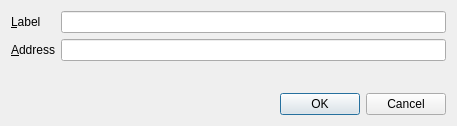
Qt form src/qt/forms/editaddressdialog.ui (IParn/LimecoinX) before a commit.
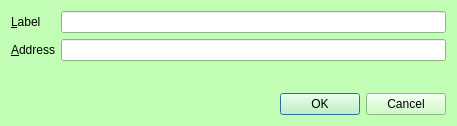
The same form after that commit.

```diff
--- a/src/qt/forms/editaddressdialog.ui
+++ b/src/qt/forms/editaddressdialog.ui
@@ -10,6 +10,421 @@
     <height>126</height>
    </rect>
   </property>
+  <property name="palette">
+   <palette>
+    <active>
+     <colorrole role="WindowText">
+      <brush brushstyle="SolidPattern">
+       <color alpha="255">
+        <red>0</red>
+        <green>0</green>
+        <blue>0</blue>
+       </color>
+      </brush>
+     </colorrole>
+     <colorrole role="Button">
+      <brush brushstyle="SolidPattern">
+       <color alpha="255">
+        <red>193</red>
+        <green>253</green>
+        <blue>181</blue>
+       </color>
+      </brush>
+     </colorrole>
+     <colorrole role="Light">
+      <brush brushstyle="SolidPattern">
+       <color alpha="255">
+        <red>255</red>
+        <green>255</green>
+        <blue>255</blue>
+       </color>
+      </brush>
+     </colorrole>
+     <colorrole role="Midlight">
+      <brush brushstyle="SolidPattern">
+       <color alpha="255">
+        <red>224</red>
+        <green>254</green>
+        <blue>218</blue>
+       </color>
+      </brush>
+     </colorrole>
+     <colorrole role="Dark">
+      <brush brushstyle="SolidPattern">
+       <color alpha="255">
+        <red>96</red>
+        <green>126</green>
+        <blue>90</blue>
+       </color>
+      </brush>
+     </colorrole>
+     <colorrole role="Mid">
+      <brush brushstyle="SolidPattern">
+       <color alpha="255">
+        <red>129</red>
+        <green>169</green>
+        <blue>121</blue>
+       </color>
+      </brush>
+     </colorrole>
+     <colorrole role="Text">
+      <brush brushstyle="SolidPattern">
+       <color alpha="255">
+        <red>0</red>
+        <green>0</green>
+        <blue>0</blue>
+       </color>
+      </brush>
+     </colorrole>
+     <colorrole role="BrightText">
+      <brush brushstyle="SolidPattern">
+       <color alpha="255">
+        <red>255</red>
+        <green>255</green>
+        <blue>255</blue>
+       </color>
+      </brush>
+     </colorrole>
+     <colorrole role="ButtonText">
+      <brush brushstyle="SolidPattern">
+       <color alpha="255">
+        <red>0</red>
+        <green>0</green>
+        <blue>0</blue>
+       </color>
+      </brush>
+     </colorrole>
+     <colorrole role="Base">
+      <brush brushstyle="SolidPattern">
+       <color alpha="255">
+        <red>255</red>
+        <green>255</green>
+        <blue>255</blue>
+       </color>
+      </brush>
+     </colorrole>
+     <colorrole role="Window">
+      <brush brushstyle="SolidPattern">
+       <color alpha="255">
+        <red>193</red>
+        <green>253</green>
+        <blue>181</blue>
+       </color>
+      </brush>
+     </colorrole>
+     <colorrole role="Shadow">
+      <brush brushstyle="SolidPattern">
+       <color alpha="255">
+        <red>0</red>
+        <green>0</green>
+        <blue>0</blue>
+       </color>
+      </brush>
+     </colorrole>
+     <colorrole role="AlternateBase">
+      <brush brushstyle="SolidPattern">
+       <color alpha="255">
+        <red>224</red>
+        <green>254</green>
+        <blue>218</blue>
+       </color>
+      </brush>
+     </colorrole>
+     <colorrole role="ToolTipBase">
+      <brush brushstyle="SolidPattern">
+       <color alpha="255">
+        <red>255</red>
+        <green>255</green>
+        <blue>220</blue>
+       </color>
+      </brush>
+     </colorrole>
+     <colorrole role="ToolTipText">
+      <brush brushstyle="SolidPattern">
+       <color alpha="255">
+        <red>0</red>
+        <green>0</green>
+        <blue>0</blue>
+       </color>
+      </brush>
+     </colorrole>
+    </active>
+    <inactive>
+     <colorrole role="WindowText">
+      <brush brushstyle="SolidPattern">
+       <color alpha="255">
+        <red>0</red>
+        <green>0</green>
+        <blue>0</blue>
+       </color>
+      </brush>
+     </colorrole>
+     <colorrole role="Button">
+      <brush brushstyle="SolidPattern">
+       <color alpha="255">
+        <red>193</red>
+        <green>253</green>
+        <blue>181</blue>
+       </color>
+      </brush>
+     </colorrole>
+     <colorrole role="Light">
+      <brush brushstyle="SolidPattern">
+       <color alpha="255">
+        <red>255</red>
+        <green>255</green>
+        <blue>255</blue>
+       </color>
+      </brush>
+     </colorrole>
+     <colorrole role="Midlight">
+      <brush brushstyle="SolidPattern">
+       <color alpha="255">
+        <red>224</red>
+        <green>254</green>
+        <blue>218</blue>
+       </color>
+      </brush>
+     </colorrole>
+     <colorrole role="Dark">
+      <brush brushstyle="SolidPattern">
+       <color alpha="255">
+        <red>96</red>
+        <green>126</green>
+        <blue>90</blue>
+       </color>
+      </brush>
+     </colorrole>
+     <colorrole role="Mid">
+      <brush brushstyle="SolidPattern">
+       <color alpha="255">
+        <red>129</red>
+        <green>169</green>
+        <blue>121</blue>
+       </color>
+      </brush>
+     </colorrole>
+     <colorrole role="Text">
+      <brush brushstyle="SolidPattern">
+       <color alpha="255">
+        <red>0</red>
+        <green>0</green>
+        <blue>0</blue>
+       </color>
+      </brush>
+     </colorrole>
+     <colorrole role="BrightText">
+      <brush brushstyle="SolidPattern">
+       <color alpha="255">
+        <red>255</red>
+        <green>255</green>
+        <blue>255</blue>
+       </color>
+      </brush>
+     </colorrole>
+     <colorrole role="ButtonText">
+      <brush brushstyle="SolidPattern">
+       <color alpha="255">
+        <red>0</red>
+        <green>0</green>
+        <blue>0</blue>
+       </color>
+      </brush>
+     </colorrole>
+     <colorrole role="Base">
+      <brush brushstyle="SolidPattern">
+       <color alpha="255">
+        <red>255</red>
+        <green>255</green>
+        <blue>255</blue>
+       </color>
+      </brush>
+     </colorrole>
+     <colorrole role="Window">
+      <brush brushstyle="SolidPattern">
+       <color alpha="255">
+        <red>193</red>
+        <green>253</green>
+        <blue>181</blue>
+       </color>
+      </brush>
+     </colorrole>
+     <colorrole role="Shadow">
+      <brush brushstyle="SolidPattern">
+       <color alpha="255">
+        <red>0</red>
+        <green>0</green>
+        <blue>0</blue>
+       </color>
+      </brush>
+     </colorrole>
+     <colorrole role="AlternateBase">
+      <brush brushstyle="SolidPattern">
+       <color alpha="255">
+        <red>224</red>
+        <green>254</green>
+        <blue>218</blue>
+       </color>
+      </brush>
+     </colorrole>
+     <colorrole role="ToolTipBase">
+      <brush brushstyle="SolidPattern">
+       <color alpha="255">
+        <red>255</red>
+        <green>255</green>
+        <blue>220</blue>
+       </color>
+      </brush>
+     </colorrole>
+     <colorrole role="ToolTipText">
+      <brush brushstyle="SolidPattern">
+       <color alpha="255">
+        <red>0</red>
+        <green>0</green>
+        <blue>0</blue>
+       </color>
+      </brush>
+     </colorrole>
+    </inactive>
+    <disabled>
+     <colorrole role="WindowText">
+      <brush brushstyle="SolidPattern">
+       <color alpha="255">
+        <red>96</red>
+        <green>126</green>
+        <blue>90</blue>
+       </color>
+      </brush>
+     </colorrole>
+     <colorrole role="Button">
+      <brush brushstyle="SolidPattern">
+       <color alpha="255">
+        <red>193</red>
+        <green>253</green>
+        <blue>181</blue>
+       </color>
+      </brush>
+     </colorrole>
+     <colorrole role="Light">
+      <brush brushstyle="SolidPattern">
+       <color alpha="255">
+        <red>255</red>
+        <green>255</green>
+        <blue>255</blue>
+       </color>
+      </brush>
+     </colorrole>
+     <colorrole role="Midlight">
+      <brush brushstyle="SolidPattern">
+       <color alpha="255">
+        <red>224</red>
+        <green>254</green>
+        <blue>218</blue>
+       </color>
+      </brush>
+     </colorrole>
+     <colorrole role="Dark">
+      <brush brushstyle="SolidPattern">
+       <color alpha="255">
+        <red>96</red>
+        <green>126</green>
+        <blue>90</blue>
+       </color>
+      </brush>
+     </colorrole>
+     <colorrole role="Mid">
+      <brush brushstyle="SolidPattern">
+       <color alpha="255">
+        <red>129</red>
+        <green>169</green>
+        <blue>121</blue>
+       </color>
+      </brush>
+     </colorrole>
+     <colorrole role="Text">
+      <brush brushstyle="SolidPattern">
+       <color alpha="255">
+        <red>96</red>
+        <green>126</green>
+        <blue>90</blue>
+       </color>
+      </brush>
+     </colorrole>
+     <colorrole role="BrightText">
+      <brush brushstyle="SolidPattern">
+       <color alpha="255">
+        <red>255</red>
+        <green>255</green>
+        <blue>255</blue>
+       </color>
+      </brush>
+     </colorrole>
+     <colorrole role="ButtonText">
+      <brush brushstyle="SolidPattern">
+       <color alpha="255">
+        <red>96</red>
+        <green>126</green>
+        <blue>90</blue>
+       </color>
+      </brush>
+     </colorrole>
+     <colorrole role="Base">
+      <brush brushstyle="SolidPattern">
+       <color alpha="255">
+        <red>193</red>
+        <green>253</green>
+        <blue>181</blue>
+       </color>
+      </brush>
+     </colorrole>
+     <colorrole role="Window">
+      <brush brushstyle="SolidPattern">
+       <color alpha="255">
+        <red>193</red>
+        <green>253</green>
+        <blue>181</blue>
+       </color>
+      </brush>
+     </colorrole>
+     <colorrole role="Shadow">
+      <brush brushstyle="SolidPattern">
+       <color alpha="255">
+        <red>0</red>
+        <green>0</green>
+        <blue>0</blue>
+       </color>
+      </brush>
+     </colorrole>
+     <colorrole role="AlternateBase">
+      <brush brushstyle="SolidPattern">
+       <color alpha="255">
+        <red>193</red>
+        <green>253</green>
+        <blue>181</blue>
+       </color>
+      </brush>
+     </colorrole>
+     <colorrole role="ToolTipBase">
+      <brush brushstyle="SolidPattern">
+       <color alpha="255">
+        <red>255</red>
+        <green>255</green>
+        <blue>220</blue>
+       </color>
+      </brush>
+     </colorrole>
+     <colorrole role="ToolTipText">
+      <brush brushstyle="SolidPattern">
+       <color alpha="255">
+        <red>0</red>
+        <green>0</green>
+        <blue>0</blue>
+       </color>
+      </brush>
+     </colorrole>
+    </disabled>
+   </palette>
+  </property>
   <property name="windowTitle">
    <string>Edit Address</string>
   </property>
```
